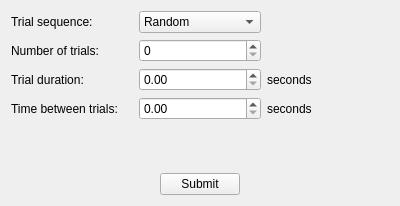
Qt form ObjectTrackMatrix/ExperimentSetup.ui (parallax-xallaraq/ObjectTrackMatrix) before a commit.
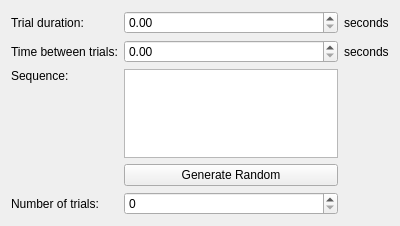
The same form after that commit.

The edit to the form file:
```diff
--- a/ObjectTrackMatrix/ExperimentSetup.ui
+++ b/ObjectTrackMatrix/ExperimentSetup.ui
@@ -7,7 +7,7 @@
     <x>0</x>
     <y>0</y>
     <width>400</width>
-    <height>206</height>
+    <height>226</height>
    </rect>
   </property>
   <property name="windowTitle">
@@ -16,121 +16,70 @@
   <layout class="QVBoxLayout" name="verticalLayout">
    <item>
     <layout class="QGridLayout" name="gridLayout">
+     <item row="2" column="2">
+      <layout class="QVBoxLayout" name="verticalLayout_2"/>
+     </item>
+     <item row="1" column="1">
+      <widget class="QDoubleSpinBox" name="doubleSpinBox_2"/>
+     </item>
+     <item row="0" column="1">
+      <widget class="QDoubleSpinBox" name="doubleSpinBox"/>
+     </item>
+     <item row="0" column="2">
+      <widget class="QLabel" name="label_5">
+       <property name="text">
+        <string>seconds</string>
+       </property>
+      </widget>
+     </item>
      <item row="0" column="0">
-      <widget class="QLabel" name="label">
-       <property name="text">
-        <string>Trial sequence:</string>
-       </property>
-      </widget>
-     </item>
-     <item row="2" column="0">
       <widget class="QLabel" name="label_3">
        <property name="text">
         <string>Trial duration:</string>
        </property>
       </widget>
      </item>
-     <item row="3" column="1">
-      <widget class="QDoubleSpinBox" name="doubleSpinBox_2"/>
-     </item>
-     <item row="2" column="1">
-      <widget class="QDoubleSpinBox" name="doubleSpinBox"/>
-     </item>
-     <item row="0" column="1">
-      <widget class="QComboBox" name="comboBox">
-       <item>
-        <property name="text">
-         <string>Random</string>
-        </property>
-       </item>
-       <item>
-        <property name="text">
-         <string>Programmed</string>
-        </property>
-       </item>
-      </widget>
+     <item row="4" column="1">
+      <widget class="QSpinBox" name="spinBox"/>
      </item>
      <item row="1" column="0">
-      <widget class="QLabel" name="label_2">
-       <property name="text">
-        <string>Number of trials:</string>
-       </property>
-      </widget>
-     </item>
-     <item row="3" column="0">
       <widget class="QLabel" name="label_4">
        <property name="text">
         <string>Time between trials:</string>
        </property>
       </widget>
      </item>
-     <item row="1" column="1">
-      <widget class="QSpinBox" name="spinBox"/>
-     </item>
-     <item row="2" column="2">
-      <widget class="QLabel" name="label_5">
-       <property name="text">
-        <string>seconds</string>
-       </property>
-      </widget>
-     </item>
-     <item row="3" column="2">
+     <item row="1" column="2">
       <widget class="QLabel" name="label_6">
        <property name="text">
         <string>seconds</string>
        </property>
       </widget>
      </item>
-    </layout>
-   </item>
-   <item>
-    <spacer name="verticalSpacer">
-     <property name="orientation">
-      <enum>Qt::Vertical</enum>
-     </property>
-     <property name="sizeHint" stdset="0">
-      <size>
-       <width>20</width>
-       <height>40</height>
-      </size>
-     </property>
-    </spacer>
-   </item>
-   <item>
-    <layout class="QHBoxLayout" name="horizontalLayout">
-     <item>
-      <spacer name="horizontalSpacer">
-       <property name="orientation">
-        <enum>Qt::Horizontal</enum>
+     <item row="2" column="0" alignment="Qt::AlignTop">
+      <widget class="QLabel" name="label">
+       <property name="text">
+        <string>Sequence:</string>
        </property>
-       <property name="sizeHint" stdset="0">
-        <size>
-         <width>40</width>
-         <height>20</height>
-        </size>
+      </widget>
+     </item>
+     <item row="2" column="1">
+      <widget class="QPlainTextEdit" name="plainTextEdit"/>
+     </item>
+     <item row="4" column="0">
+      <widget class="QLabel" name="label_7">
+       <property name="text">
+        <string>Number of trials:</string>
        </property>
-      </spacer>
+      </widget>
      </item>
-     <item>
+     <item row="3" column="1">
       <widget class="QPushButton" name="pushButton">
        <property name="text">
-        <string>Submit</string>
+        <string>Generate Random</string>
        </property>
       </widget>
      </item>
-     <item>
-      <spacer name="horizontalSpacer_2">
-       <property name="orientation">
-        <enum>Qt::Horizontal</enum>
-       </property>
-       <property name="sizeHint" stdset="0">
-        <size>
-         <width>40</width>
-         <height>20</height>
-        </size>
-       </property>
-      </spacer>
-     </item>
     </layout>
    </item>
   </layout>
```
